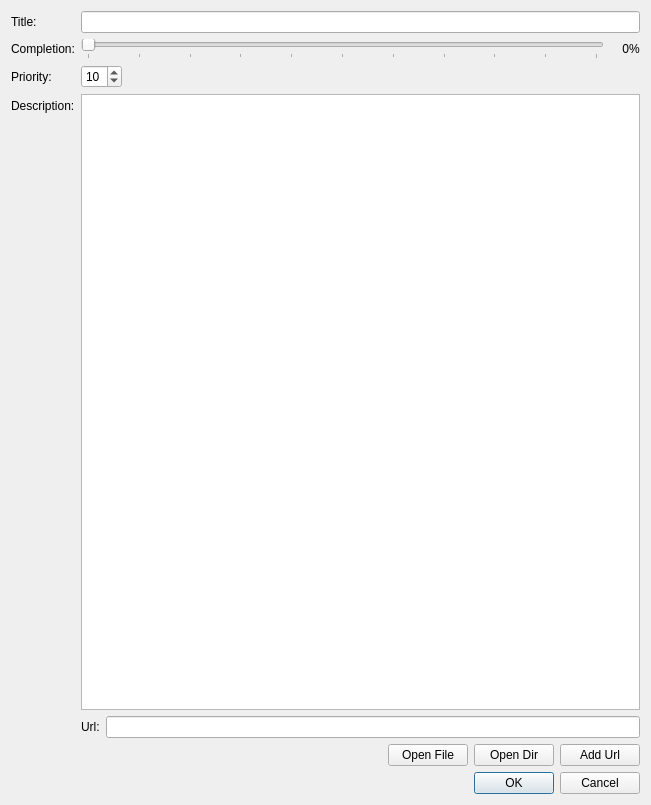
Above: src/hanlendar/ui/tododialog.ui from anetczuk/hanlendar before the change. Below: the same form after it.
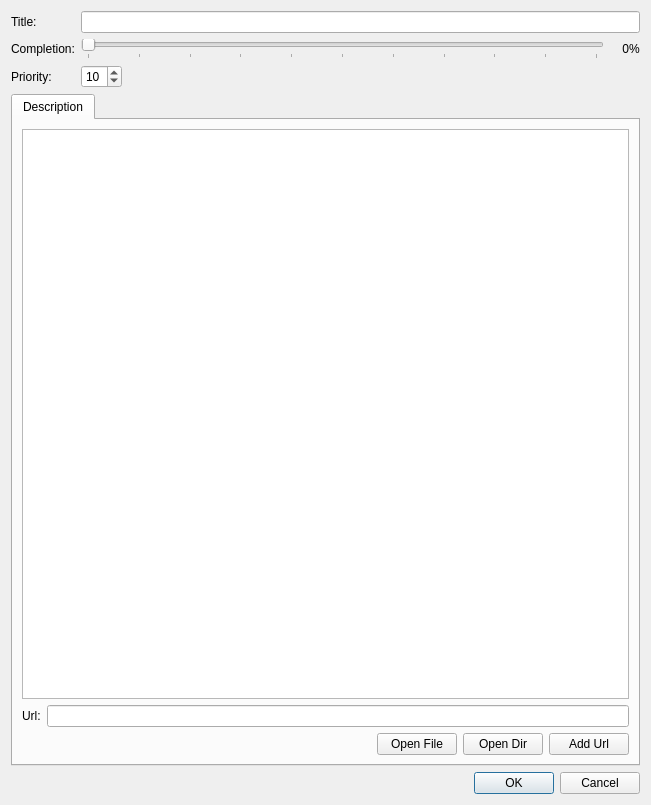
That is the form after the change.

Commit message: Fix layout (stretch field)

```diff
--- a/src/hanlendar/ui/tododialog.ui
+++ b/src/hanlendar/ui/tododialog.ui
@@ -13,7 +13,7 @@
   <property name="windowTitle">
    <string>ToDo edit</string>
   </property>
-  <layout class="QVBoxLayout" name="verticalLayout">
+  <layout class="QVBoxLayout" name="verticalLayout" stretch="0,1,0">
    <item>
     <layout class="QFormLayout" name="formLayout">
      <item row="1" column="0">
@@ -116,8 +116,20 @@
        </item>
       </layout>
      </item>
-     <item row="4" column="1">
-      <layout class="QVBoxLayout" name="verticalLayout_5">
+    </layout>
+   </item>
+   <item>
+    <widget class="QTabWidget" name="tabWidget">
+     <property name="currentIndex">
+      <number>0</number>
+     </property>
+     <widget class="QWidget" name="descriptionTab">
+      <attribute name="title">
+       <string>Description</string>
+      </attribute>
+      <layout class="QVBoxLayout" name="verticalLayout_2">
+       <item>
+        <layout class="QVBoxLayout" name="verticalLayout_5" stretch="1,0,0">
        <item>
         <widget class="QTextBrowser" name="descriptionEdit">
          <property name="readOnly">
@@ -191,14 +203,9 @@
        </item>
       </layout>
      </item>
-     <item row="4" column="0">
-      <widget class="QLabel" name="label_4">
-       <property name="text">
-        <string>Description:</string>
-       </property>
-      </widget>
-     </item>
-    </layout>
+      </layout>
+     </widget>
+    </widget>
    </item>
    <item>
     <widget class="QDialogButtonBox" name="buttonBox">
```
Lines whose indentation alone changed are shown as unchanged.
